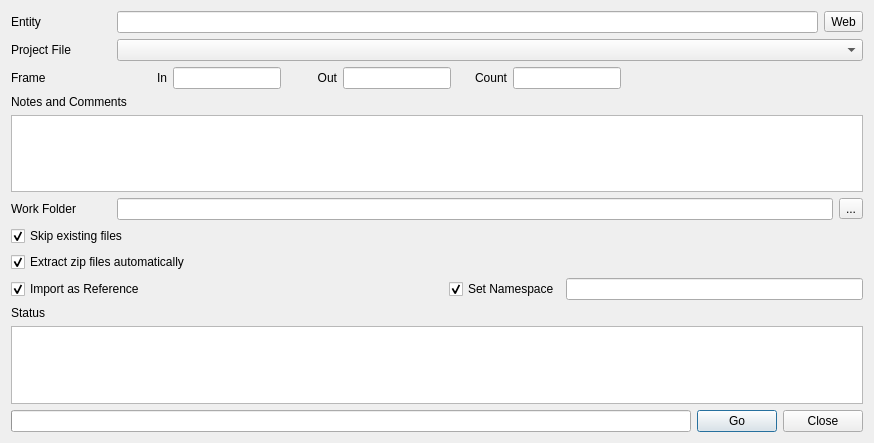
Old version of the form module/wildchildanimation/gui/forms/maya/loader_dialog.ui in the repository dearyangyu/swing.
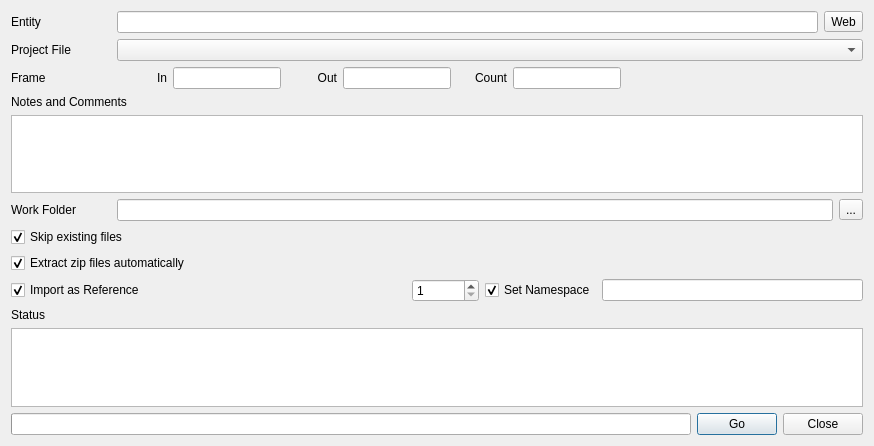
New version of the form.

What changed in the file:
```diff
--- a/module/wildchildanimation/gui/forms/maya/loader_dialog.ui
+++ b/module/wildchildanimation/gui/forms/maya/loader_dialog.ui
@@ -10,7 +10,7 @@
     <x>0</x>
     <y>0</y>
     <width>874</width>
-    <height>443</height>
+    <height>446</height>
    </rect>
   </property>
   <property name="windowTitle">
@@ -279,6 +279,16 @@
          </property>
         </spacer>
        </item>
+       <item>
+        <widget class="QSpinBox" name="spinBoxReferenceCount">
+         <property name="minimum">
+          <number>1</number>
+         </property>
+         <property name="maximum">
+          <number>999999</number>
+         </property>
+        </widget>
+       </item>
        <item>
         <widget class="QCheckBox" name="checkBoxNamespace">
          <property name="text">
```
